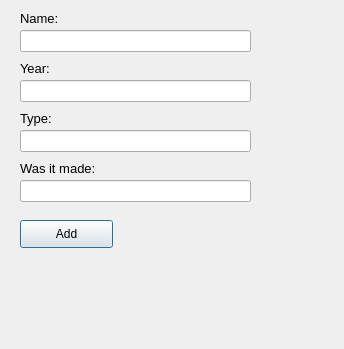
Old version of the form addcomputerdialog.ui in the repository hogniR/verklegt52.
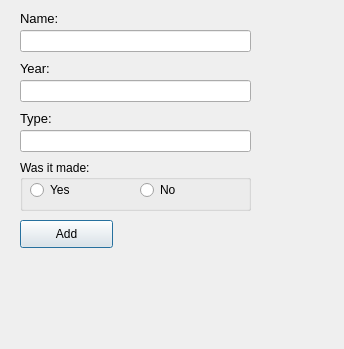
New version of the form.

```diff
--- a/addcomputerdialog.ui
+++ b/addcomputerdialog.ui
@@ -93,26 +93,6 @@
     <string>Type:</string>
    </property>
   </widget>
-  <widget class="QLabel" name="labelName_4">
-   <property name="geometry">
-    <rect>
-     <x>20</x>
-     <y>160</y>
-     <width>121</width>
-     <height>16</height>
-    </rect>
-   </property>
-   <property name="font">
-    <font>
-     <pointsize>10</pointsize>
-     <weight>50</weight>
-     <bold>false</bold>
-    </font>
-   </property>
-   <property name="text">
-    <string>Was it made:</string>
-   </property>
-  </widget>
   <widget class="QPushButton" name="addButton">
    <property name="geometry">
     <rect>
@@ -136,15 +116,49 @@
     </rect>
    </property>
   </widget>
-  <widget class="QLineEdit" name="inputMade">
+  <widget class="QGroupBox" name="groupBox">
    <property name="geometry">
     <rect>
      <x>20</x>
-     <y>180</y>
+     <y>160</y>
      <width>231</width>
-     <height>22</height>
+     <height>51</height>
     </rect>
    </property>
+   <property name="font">
+    <font>
+     <pointsize>9</pointsize>
+    </font>
+   </property>
+   <property name="title">
+    <string>Was it made:</string>
+   </property>
+   <widget class="QRadioButton" name="Yes_radioButton">
+    <property name="geometry">
+     <rect>
+      <x>10</x>
+      <y>20</y>
+      <width>95</width>
+      <height>20</height>
+     </rect>
+    </property>
+    <property name="text">
+     <string>Yes</string>
+    </property>
+   </widget>
+   <widget class="QRadioButton" name="No_radioButton">
+    <property name="geometry">
+     <rect>
+      <x>120</x>
+      <y>20</y>
+      <width>95</width>
+      <height>20</height>
+     </rect>
+    </property>
+    <property name="text">
+     <string>No</string>
+    </property>
+   </widget>
   </widget>
  </widget>
  <resources/>
```
